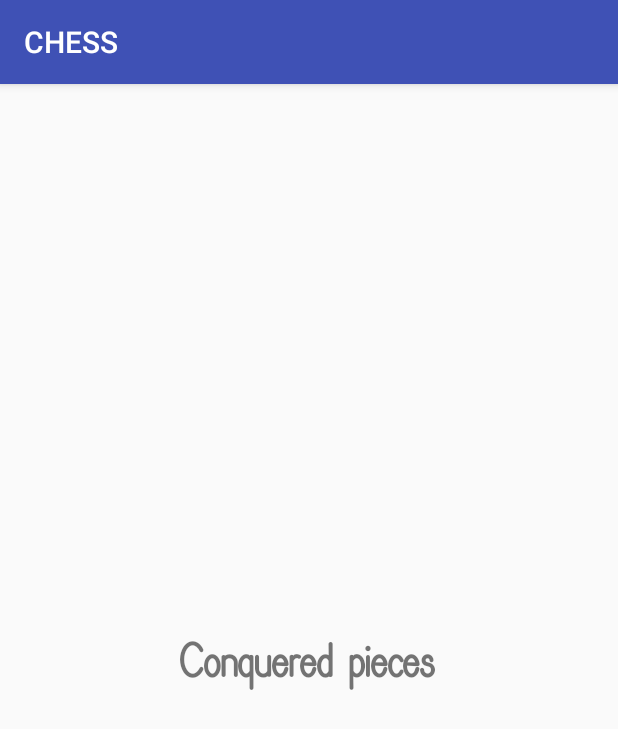
After one commit to LipaGitHub/Xadrez, an Android app: the EatenPiecesActivity screen opened directly, with no data from a screen before it, on a phone screen of 412 x 824 dp. The commit adds this screen. Shown: the top 729 px of the screen. Run offline under Robolectric (Android 15) with nearby library versions, the phone set to English and light mode, and no system bars.

Commit message:
guarda as peças comidas

```diff
--- a/Chess/app/src/main/AndroidManifest.xml
+++ b/Chess/app/src/main/AndroidManifest.xml
@@ -18,6 +18,7 @@
         <activity android:name=".SinglePlayerActivity"/>
         <activity android:name=".LanguageOptionActivity"/>
         <activity android:name=".MultiPlayerMenuActivity"/>
+        <activity android:name=".EatenPiecesActivity"/>
     </application>
 
 </manifest>
--- /dev/null
+++ b/Chess/app/src/main/java/pt/isec/tp/amov/EatenPiecesActivity.java
@@ -0,0 +1,18 @@
+package pt.isec.tp.amov;
+
+import android.os.Bundle;
+import android.support.v7.app.AppCompatActivity;
+import pt.isec.tp.amov.R;
+
+/**
+ * Created by Fajardo on 19/12/2017.
+ */
+
+public class EatenPiecesActivity extends AppCompatActivity{
+
+    @Override
+    protected void onCreate(Bundle savedInstanceState) {
+        super.onCreate(savedInstanceState);
+        setContentView(R.layout.activity_eatenpieces);
+    }
+}
--- /dev/null
+++ b/Chess/app/src/main/res/layout/activity_eatenpieces.xml
@@ -0,0 +1,41 @@
+<?xml version="1.0" encoding="utf-8"?>
+<android.support.constraint.ConstraintLayout xmlns:android="http://schemas.android.com/apk/res/android"
+    xmlns:app="http://schemas.android.com/apk/res-auto"
+    xmlns:tools="http://schemas.android.com/tools"
+    android:layout_width="match_parent"
+    android:layout_height="match_parent">
+
+    <LinearLayout
+        android:layout_width="wrap_content"
+        android:layout_height="wrap_content"
+        android:layout_marginBottom="8dp"
+        android:layout_marginEnd="8dp"
+        android:layout_marginStart="8dp"
+        android:layout_marginTop="8dp"
+        android:gravity="center"
+        android:orientation="vertical"
+        app:layout_constraintBottom_toBottomOf="parent"
+        app:layout_constraintEnd_toEndOf="parent"
+        app:layout_constraintStart_toStartOf="parent"
+        app:layout_constraintTop_toTopOf="parent">
+
+        <TextView
+            android:id="@+id/txtEatenPiecesTitulo"
+            android:layout_width="wrap_content"
+            android:layout_height="0dp"
+            android:layout_weight="1"
+            android:fontFamily="@font/rythmus_regular"
+            android:text="@string/txtEatenPieces"
+            android:textSize="32sp"
+            android:textStyle="bold" />
+
+        <GridView
+            android:id="@+id/grdvEatenPieces"
+            android:layout_width="wrap_content"
+            android:layout_height="match_parent"
+            android:numColumns="8"
+            >
+
+        </GridView>
+    </LinearLayout>
+</android.support.constraint.ConstraintLayout>
--- a/Chess/app/src/main/res/values/strings.xml
+++ b/Chess/app/src/main/res/values/strings.xml
@@ -3,4 +3,5 @@
     <string name="txtSinglePlayer">SINGLE PLAYER</string>
     <string name="txtChooseLanguage">Choose your language</string>
     <string name="txtMultiPlayer">MULTI PLAYER</string>
+    <string name="txtEatenPieces">Conquered pieces</string>
 </resources>
```
Also changed, not shown: Chess/app/src/main/java/pt/isec/tp/amov/SinglePlayerActivity.java (+48 -1 lines), Chess/app/src/main/res/layout/activity_singleplayer.xml (+5 -2 lines), 3 other files.
